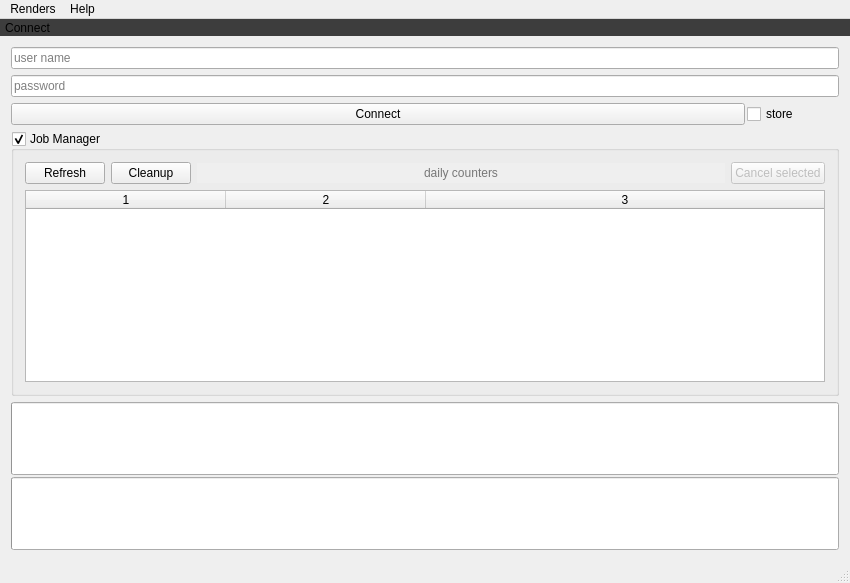
First picture: the form in raypumpwindow.ui, repository michalmielczynski/RayPump, before the edit.
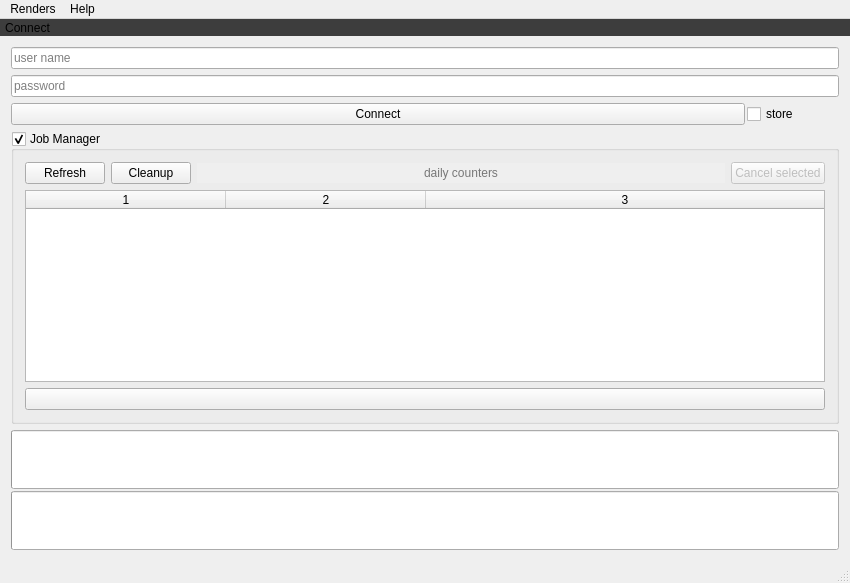
Second picture: the form after the edit. Icons and pictures are not drawn.

Commit message:
Lock file, configurable renders directory, buffer moved to /tmp, RayPump's status updating when blender disconnects and small rsync optimizations
*Lock file is /tmp/raypump-<username>/raypump_lock
*The /tmp buffer is cleaned up at exit
*rsync sends only the current scene instead of syncronising the whole directory, added "--compress-level=9" to flags

```diff
--- a/raypumpwindow.ui
+++ b/raypumpwindow.ui
@@ -6,7 +6,7 @@
    <rect>
     <x>0</x>
     <y>0</y>
-    <width>838</width>
+    <width>842</width>
     <height>583</height>
    </rect>
   </property>
@@ -248,6 +248,13 @@
          <column/>
         </widget>
        </item>
+       <item>
+        <widget class="QPushButton" name="pushButtonRenderPath">
+         <property name="text">
+          <string/>
+         </property>
+        </widget>
+       </item>
       </layout>
      </widget>
     </item>
```
Left out of the diff: 4 changed lines with no effect on the pictures. The commit also changes 7 other files.
